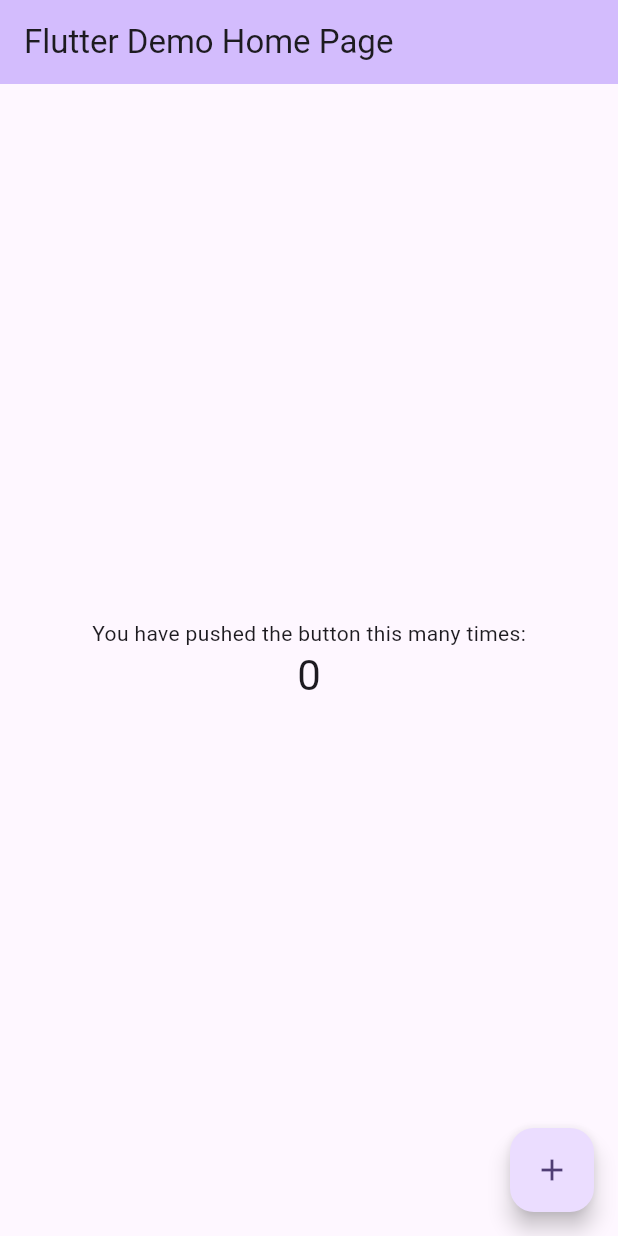
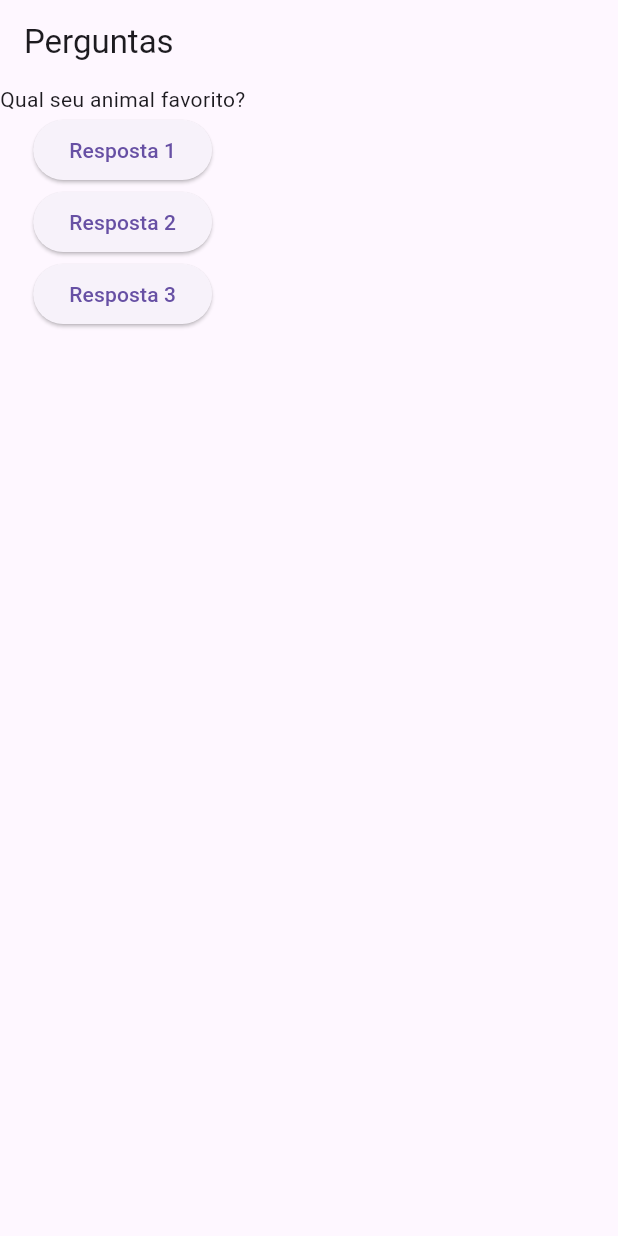
Before and after one commit to jacksonlmp/projeto_perguntas_flutter, a Flutter app: the screen it shows after launch, on a phone screen of 412 x 824 dp. Run offline on Flutter 3.47's test engine with Material 3 defaults, Android fonts, the phone set to English and light mode, and no system bars.

Commit message:
Add button to app

```diff
--- a/lib/main.dart
+++ b/lib/main.dart
@@ -1,70 +1,29 @@
 import 'package:flutter/material.dart';
 
-void main() {
-  runApp(const MyApp());
-}
+main() => runApp(PerguntaApp());
 
-class MyApp extends StatelessWidget {
-  const MyApp({super.key});
+class PerguntaApp extends StatelessWidget {
+  void responder() {
+    print('Pergunta respondida');
+  }
 
-  // This widget is the root of your application.
-  @override
   Widget build(BuildContext context) {
+    final perguntas = ['Qual sua cor favorita?', 'Qual seu animal favorito?'];
+
     return MaterialApp(
-      title: 'Flutter Demo',
-      theme: ThemeData(
-        colorScheme: ColorScheme.fromSeed(seedColor: Colors.deepPurple),
-        useMaterial3: true,
+      home: Scaffold(
+        appBar: AppBar(
+          title: Text('Perguntas'),
+        ),
+        body: Column(
+          children: [
+            Text(perguntas.elementAt(1)),
+            ElevatedButton(onPressed: responder, child: Text('Resposta 1')),
+            ElevatedButton(onPressed: responder, child: Text('Resposta 2')),
+            ElevatedButton(onPressed: responder, child: Text('Resposta 3'))
+          ],
+        ),
       ),
-      home: const MyHomePage(title: 'Flutter Demo Home Page'),
     );
   }
 }
-
-class MyHomePage extends StatefulWidget {
-  const MyHomePage({super.key, required this.title});
-
-  final String title;
-
-  @override
-  State<MyHomePage> createState() => _MyHomePageState();
-}
-
-class _MyHomePageState extends State<MyHomePage> {
-  int _counter = 0;
-
-  void _incrementCounter() {
-    setState(() {
-      _counter++;
-    });
-  }
-
-  @override
-  Widget build(BuildContext context) {
-    return Scaffold(
-      appBar: AppBar(
-        backgroundColor: Theme.of(context).colorScheme.inversePrimary,
-        title: Text(widget.title),
-      ),
-      body: Center(
-        child: Column(
-          mainAxisAlignment: MainAxisAlignment.center,
-          children: <Widget>[
-            const Text(
-              'You have pushed the button this many times:',
-            ),
-            Text(
-              '$_counter',
-              style: Theme.of(context).textTheme.headlineMedium,
-            ),
-          ],
-        ),
-      ),
-      floatingActionButton: FloatingActionButton(
-        onPressed: _incrementCounter,
-        tooltip: 'Increment',
-        child: const Icon(Icons.add),
-      ), // This trailing comma makes auto-formatting nicer for build methods.
-    );
-  }
-}
```
